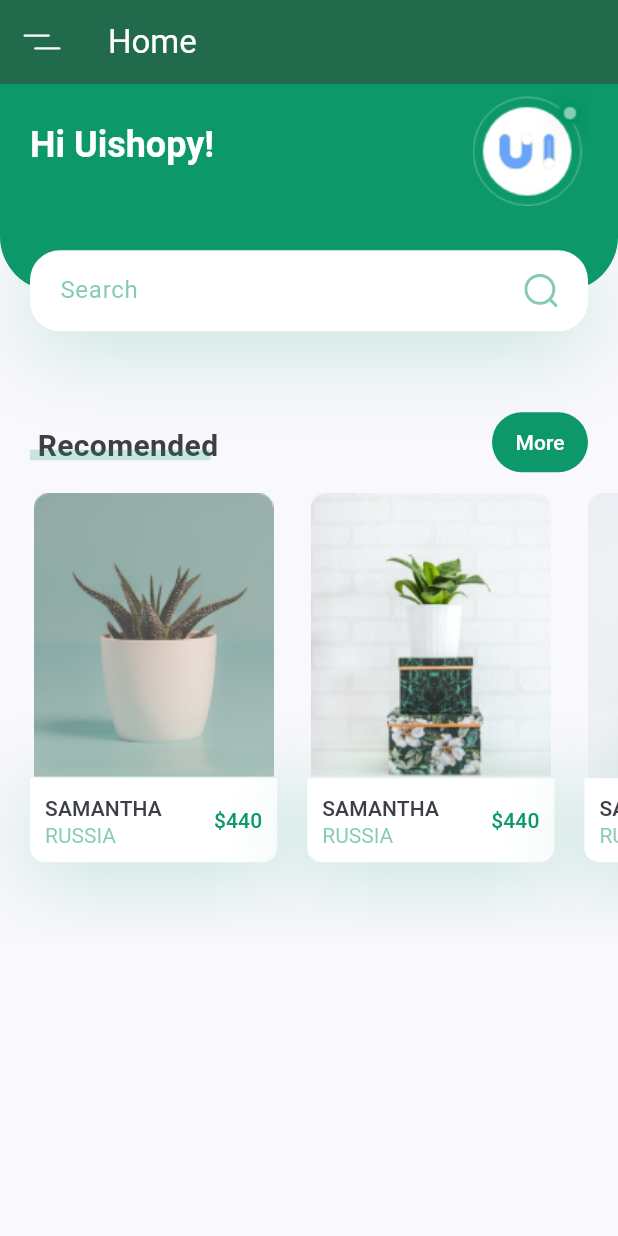
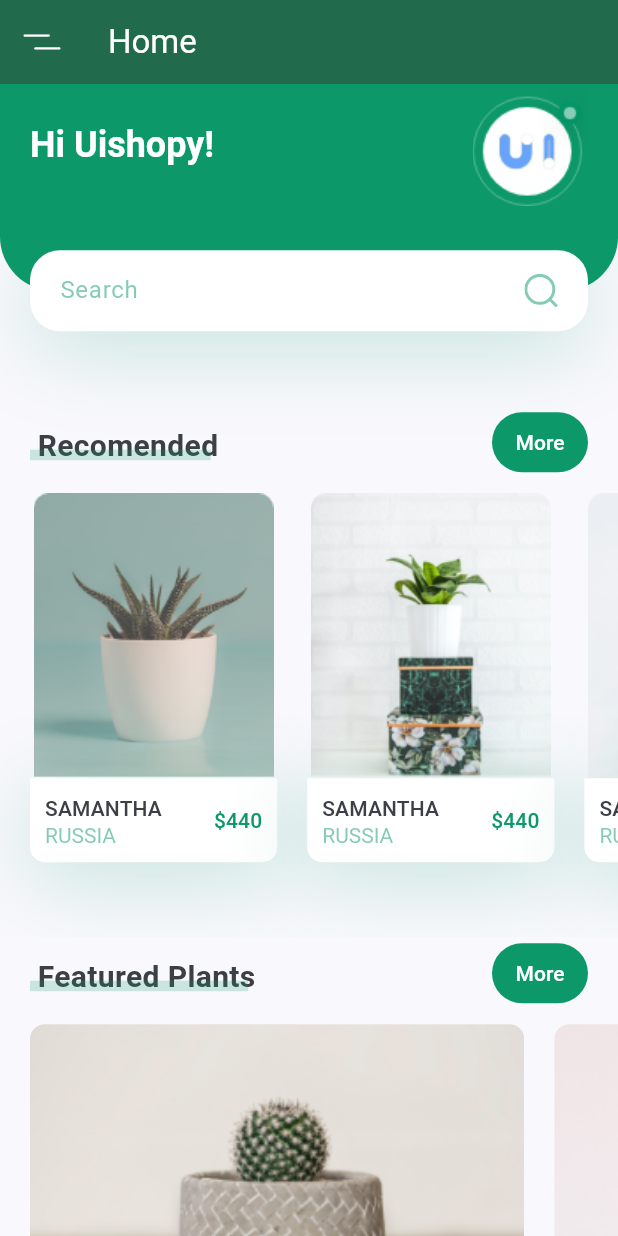
Before and after one commit to RainBowT0506/TheFlutterWay-PlantApp, a Flutter app: the screen it shows after launch, on a phone screen of 412 x 824 dp. Run offline on Flutter 3.47's test engine with Material 3 defaults, Android fonts, the phone set to English and light mode, and no system bars; our stand-ins replace flutter_svg.

Commit message:
Add Featured plants sections to HomeScreen
- Enhanced the Body widget to include sections for both Recommended and Featured plants.
- Added a new ListHeader widget for the "Featured Plants" section to maintain consistency with the UI.
- Implemented FeaturedPlants widget that displays featured plant images in a horizontally scrollable layout.
- Created FeaturedPlantsCard widget to represent each featured plant with an image and tap gesture functionality.

```diff
--- a/lib/screens/home/components/body.dart
+++ b/lib/screens/home/components/body.dart
@@ -1,6 +1,8 @@
 import 'package:flutter/material.dart';
 import 'package:flutter_svg/svg.dart';
 import 'package:plant_app/constants.dart';
+import 'package:plant_app/screens/home/components/featured_plants.dart';
+import 'package:plant_app/screens/home/components/featured_plants_card.dart';
 import 'package:plant_app/screens/home/components/header.dart';
 import 'package:plant_app/screens/home/components/list_header.dart';
 import 'package:plant_app/screens/home/components/recomended_list.dart';
@@ -16,7 +18,10 @@ class Body extends StatelessWidget {
         children: <Widget>[
           Header(size: size),
           ListHeader(title: "Recomended", press: () {}),
-          RecomendedList(),
+          RecomendedPlants(),
+          ListHeader(title: "Featured Plants", press: () {}),
+          FeaturedPlants(),
+          SizedBox(height: kDefaultPadding),
         ],
       ),
     );
--- /dev/null
+++ b/lib/screens/home/components/featured_plants.dart
@@ -0,0 +1,27 @@
+import 'package:flutter/material.dart';
+import 'package:plant_app/screens/home/components/featured_plants_card.dart';
+
+class FeaturedPlants extends StatelessWidget {
+  const FeaturedPlants({
+    super.key,
+  });
+
+  @override
+  Widget build(BuildContext context) {
+    return SingleChildScrollView(
+      scrollDirection: Axis.horizontal,
+      child: Row(
+        children: [
+          FeaturedPlantsCard(
+            image: "assets/images/bottom_img_1.png",
+            press: () {},
+          ),
+          FeaturedPlantsCard(
+            image: "assets/images/bottom_img_2.png",
+            press: () {},
+          ),
+        ],
+      ),
+    );
+  }
+}
--- /dev/null
+++ b/lib/screens/home/components/featured_plants_card.dart
@@ -0,0 +1,36 @@
+import 'package:flutter/material.dart';
+import 'package:plant_app/constants.dart';
+
+class FeaturedPlantsCard extends StatelessWidget {
+  const FeaturedPlantsCard({
+    super.key,
+    required this.image,
+    required this.press,
+  });
+
+  final String image;
+  final VoidCallback press;
+  @override
+  Widget build(BuildContext context) {
+    Size size = MediaQuery.of(context).size;
+    return GestureDetector(
+      onTap: press,
+      child: Container(
+        margin: EdgeInsets.only(
+          left: kDefaultPadding,
+          top: kDefaultPadding / 2,
+          bottom: kDefaultPadding / 2,
+        ),
+        width: size.width * 0.8,
+        height: 185,
+        decoration: BoxDecoration(
+          borderRadius: BorderRadius.circular(10),
+          image: DecorationImage(
+            fit: BoxFit.cover,
+            image: AssetImage(image),
+          ),
+        ),
+      ),
+    );
+  }
+}
--- a/lib/screens/home/components/plant_card.dart
+++ b/lib/screens/home/components/plant_card.dart
@@ -1,8 +1,8 @@
 import 'package:flutter/material.dart';
 import 'package:plant_app/constants.dart';
 
-class PlantCard extends StatelessWidget {
-  const PlantCard({
+class RecomendedPlantCard extends StatelessWidget {
+  const RecomendedPlantCard({
     super.key,
     required this.image,
     required this.title,
--- a/lib/screens/home/components/recomended_list.dart
+++ b/lib/screens/home/components/recomended_list.dart
@@ -2,8 +2,8 @@ import 'package:flutter/material.dart';
 import 'package:plant_app/screens/home/components/body.dart';
 import 'package:plant_app/screens/home/components/plant_card.dart';
 
-class RecomendedList extends StatelessWidget {
-  const RecomendedList({
+class RecomendedPlants extends StatelessWidget {
+  const RecomendedPlants({
     super.key,
   });
 
@@ -13,21 +13,21 @@ class RecomendedList extends StatelessWidget {
       scrollDirection: Axis.horizontal,
       child: Row(
         children: [
-          PlantCard(
+          RecomendedPlantCard(
             image: "assets/images/image_1.png",
             title: "Samantha",
             country: "Russia",
             price: 440,
             press: () {},
           ),
-          PlantCard(
+          RecomendedPlantCard(
             image: "assets/images/image_2.png",
             title: "Samantha",
             country: "Russia",
             price: 440,
             press: () {},
           ),
-          PlantCard(
+          RecomendedPlantCard(
             image: "assets/images/image_3.png",
             title: "Samantha",
             country: "Russia",
```
